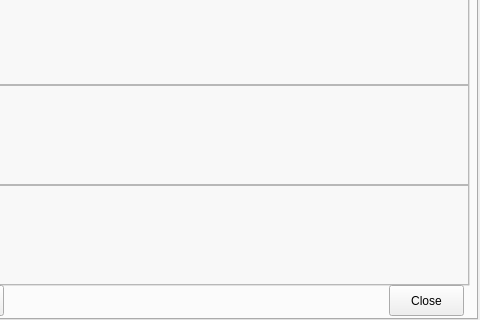
Old version of the form newmixpaper.ui in the repository dkithmal/BinduProjectTeacher; both pictures show x 643 to 1123 and y 321 to 641 of the 1123 by 641 pixel window.
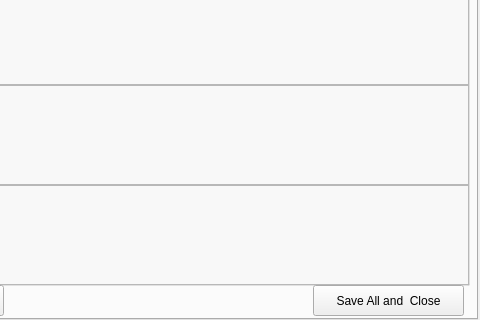
New version of the form. The open tabs and pages were chosen to show the change.

Patch:
```diff
--- a/newmixpaper.ui
+++ b/newmixpaper.ui
@@ -636,14 +636,14 @@
     <widget class="QPushButton" name="pBEClose">
      <property name="geometry">
       <rect>
-       <x>1030</x>
+       <x>954</x>
        <y>580</y>
-       <width>75</width>
+       <width>151</width>
        <height>31</height>
       </rect>
      </property>
      <property name="text">
-      <string>Close</string>
+      <string>Save All and  Close</string>
      </property>
     </widget>
     <widget class="QPushButton" name="pBENext">
```
Left out of the diff: 8 changed lines with no effect on the pictures.
